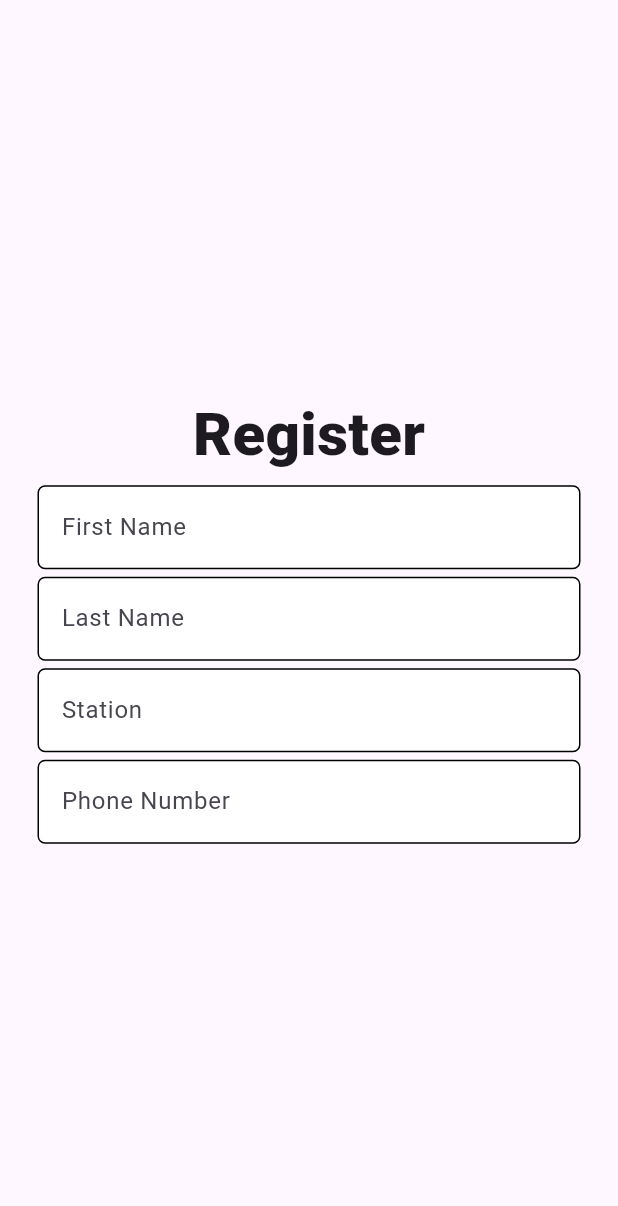
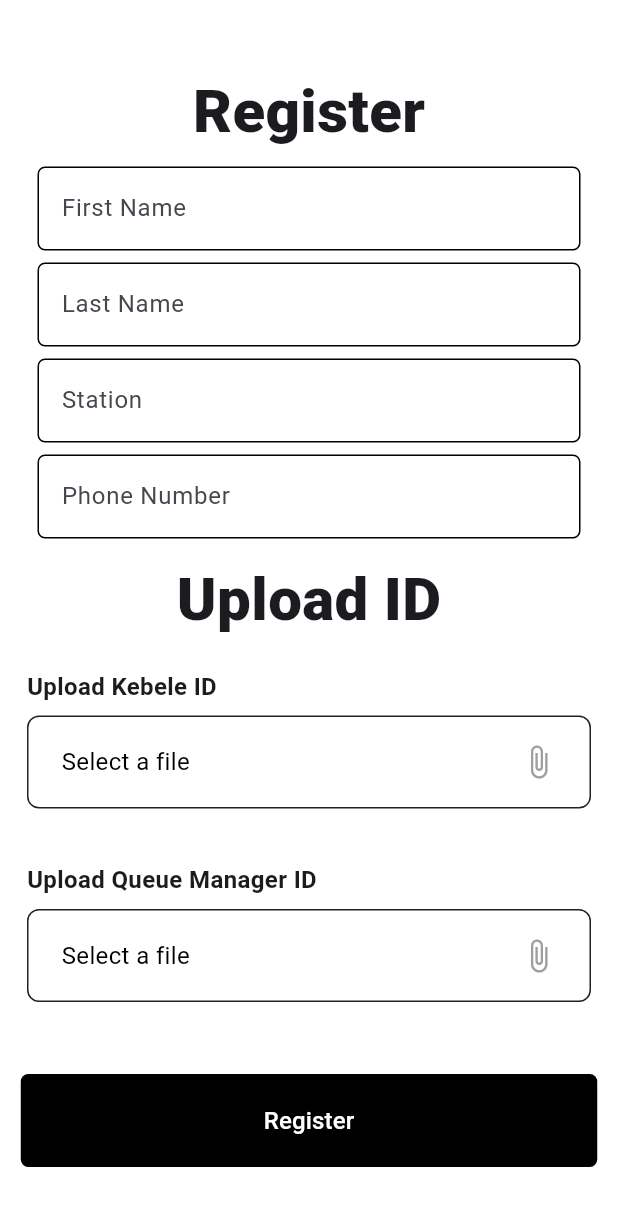
Before and after one commit to Kassech/kassech, a Flutter app: the SignUpPage screen opened by its route, on a phone screen of 412 x 824 dp. Shown: the top 1206 px of the screen. Run offline on Flutter 3.47's test engine with Material 3 defaults, Android fonts, the phone set to English and light mode, and no system bars; our stand-ins replace file_picker, lottie.

Commit message:
file picker issue resolved

```diff
--- a/queue_manager_app/lib/features/auth/presentation/pages/signuppage.dart
+++ b/queue_manager_app/lib/features/auth/presentation/pages/signuppage.dart
@@ -1,5 +1,7 @@
 import 'package:flutter/material.dart';
 import 'package:flutter/widgets.dart';
+import 'package:queue_manager_app/features/auth/presentation/widgets/authButton.dart';
+import 'package:queue_manager_app/features/auth/presentation/widgets/filePicker.dart';
 import 'package:queue_manager_app/features/auth/presentation/widgets/mytextfield.dart';
 
 class SignUpPage extends StatefulWidget {
@@ -11,9 +13,18 @@ class SignUpPage extends StatefulWidget {
 }
 
 class _SignUpPageState extends State<SignUpPage> {
+  String? _fileName;
+
+  void _onFilePicked(String? fileName) {
+    setState(() {
+      _fileName = fileName;
+    });
+  }
+
   @override
   Widget build(BuildContext context) {
     return Scaffold(
+        backgroundColor: Colors.white,
         body: SafeArea(
           child: Center(
             child: SingleChildScrollView(
@@ -29,36 +40,47 @@ class _SignUpPageState extends State<SignUpPage> {
                   ),
                 ),
                 const SizedBox(
-              height: 5,
+                  height: 8,
                 ),
                 MyTextField(
                     labelText: 'First Name',
                     controller: widget.nameController,
                     hintText: 'Name'),
-
                 const SizedBox(
-              height: 5,
+                  height: 8,
                 ),
                 MyTextField(
                     labelText: 'Last Name',
                     controller: widget.nameController,
                     hintText: 'Name'),
                 const SizedBox(
-              height: 5,
+                  height: 8,
                 ),
                 MyTextField(
                     labelText: 'Station',
                     controller: widget.nameController,
                     hintText: 'St.George'),
                 const SizedBox(
-              height: 5,
+                  height: 8,
                 ),
                 MyTextField(
                     labelText: 'Phone Number',
                     controller: widget.nameController,
                     hintText: '0912345678'),
-
-            //Managed routes: from backend
+                const SizedBox(
+                  height: 12,
+                ),
+                const Text(
+                  'Upload ID',
+                  textAlign: TextAlign.left,
+                  style: TextStyle(
+                    fontSize: 40,
+                    fontWeight: FontWeight.w800,
+                  ),
+                ),
+                FileSelectorWidget(label: 'Upload Kebele ID'),
+                FileSelectorWidget(label: 'Upload Queue Manager ID'),
+                const AuthButton(label: 'Register')
               ],
             )),
           ),
--- a/queue_manager_app/lib/features/auth/presentation/widgets/filePicker.dart
+++ b/queue_manager_app/lib/features/auth/presentation/widgets/filePicker.dart
@@ -1,62 +1,76 @@
-import 'dart:async';
 import 'package:file_picker/file_picker.dart';
 import 'package:flutter/material.dart';
 
-class FilePickerWidget extends StatefulWidget {
-  const FilePickerWidget({super.key});
+class FileSelectorWidget extends StatefulWidget {
+  final String label; // The label to differentiate the file selector
+
+  const FileSelectorWidget({required this.label});
 
   @override
-  State<FilePickerWidget> createState() => _FilePickerWidgetState();
+  _FileSelectorWidgetState createState() => _FileSelectorWidgetState();
 }
 
-class _FilePickerWidgetState extends State<FilePickerWidget> {
-  String? _fileName;
+class _FileSelectorWidgetState extends State<FileSelectorWidget> {
+  String? _selectedFilePath;
 
+  // Method to open the file picker
   Future<void> _pickFile() async {
+    // Open the file picker
     FilePickerResult? result = await FilePicker.platform.pickFiles();
 
+    // Check if a file was selected
     if (result != null) {
       setState(() {
-        _fileName = result.files.single.name;
+        _selectedFilePath = result.files.single.path;
       });
     }
   }
 
   @override
   Widget build(BuildContext context) {
-    return Scaffold(
-      body: Padding(
-        padding: const EdgeInsets.all(25.0),
+    return Padding(
+      padding: const EdgeInsets.all(18.0),
       child: Column(
-          mainAxisAlignment: MainAxisAlignment.center,
+        crossAxisAlignment: CrossAxisAlignment.start,
         children: [
+          Text(
+            widget.label, // Display the label for the file selector
+            style:const TextStyle(fontSize: 16, fontWeight: FontWeight.bold),
+          ),
+          const SizedBox(height: 8),
           GestureDetector(
-              onTap: _pickFile,
+            onTap: _pickFile, // Open file picker when tapped
             child: Container(
-                width: double.infinity,
-                padding: EdgeInsets.symmetric(vertical: 15, horizontal: 10),
+              padding: const EdgeInsets.symmetric(vertical: 18, horizontal: 22),
               decoration: BoxDecoration(
-                  border: Border.all(color: Colors.grey),
+                border: Border.all(color: Colors.black87),
                 borderRadius: BorderRadius.circular(8),
-                  color: Colors.white,
               ),
               child: Row(
                 mainAxisAlignment: MainAxisAlignment.spaceBetween,
                 children: [
                   Text(
-                      _fileName ?? 'No file selected',
-                      style: TextStyle(
-                        color: _fileName != null ? Colors.black : Colors.grey,
-                        fontSize: 16,
+                    _selectedFilePath == null
+                        ? 'Select a file'
+                        : _selectedFilePath!
+                            .split('/')
+                            .last, // Show file name if selected
+                    style: const TextStyle(fontSize: 16, color: Colors.black),
                   ),
-                    ),
-                    const Icon(Icons.attach_file, color: Colors.blue),
+                  const Icon(Icons.attach_file, color: Colors.grey),
                 ],
               ),
             ),
           ),
+          if (_selectedFilePath != null)
+            Padding(
+              padding: const EdgeInsets.symmetric(vertical: 25),
+              child: Text(
+                'Selected File: ${_selectedFilePath!.split('/').last}', // Display selected file name
+                style: const TextStyle(fontSize: 12, color: Colors.green),
+              ),
+            ),
         ],
-        ),
       ),
     );
   }
--- a/queue_manager_app/pubspec.yaml
+++ b/queue_manager_app/pubspec.yaml
@@ -30,7 +30,7 @@ environment:
 dependencies:
   flutter:
     sdk: flutter
-
+  permission_handler: ^10.2.0
 
   # The following adds the Cupertino Icons font to your application.
   # Use with the CupertinoIcons class for iOS style icons.
```
Also changed, not shown: queue_manager_app/lib/features/auth/presentation/widgets/socialloginbtn.dart (deleted, +0 -12 lines), queue_manager_app/pubspec.lock, 2 other files. Lines whose indentation alone changed are shown as unchanged.
